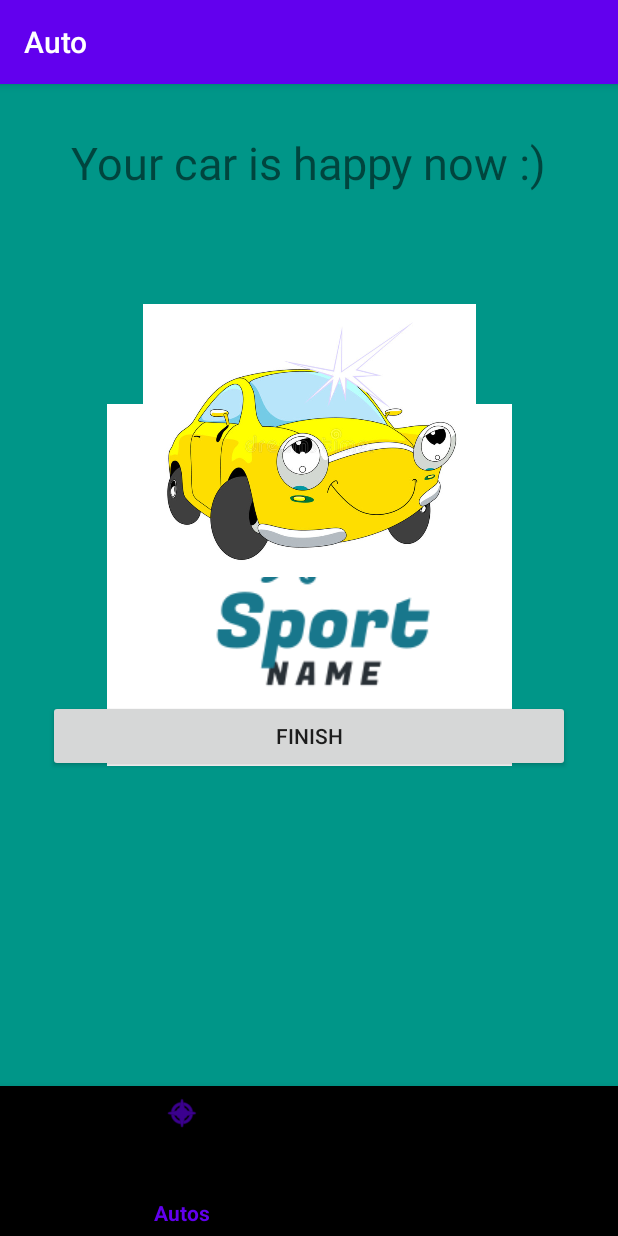
After one commit to eif-courses/Auto, an Android app: the fragment Screen3Fragment placed in its activity, on a phone screen of 412 x 824 dp. The commit adds this screen. Run offline under Robolectric (Android 15) with nearby library versions, the phone set to English and light mode, and no system bars; our stand-ins replace navigation-ui.

Commit message:
Updated code

```diff
--- a/app/build.gradle
+++ b/app/build.gradle
@@ -33,6 +33,7 @@ dependencies {
     implementation 'androidx.navigation:navigation-fragment-ktx:2.3.0'
     implementation 'androidx.navigation:navigation-ui-ktx:2.3.0'
     implementation 'androidx.legacy:legacy-support-v4:1.0.0'
+    implementation 'androidx.viewpager2:viewpager2:1.0.0'
     testImplementation 'junit:junit:4.12'
     androidTestImplementation 'androidx.test.ext:junit:1.1.2'
     androidTestImplementation 'androidx.test.espresso:espresso-core:3.3.0'
--- /dev/null
+++ b/app/src/main/java/eif/viko/lt/auto/onboardingscreen/SplashScreenFragment.kt
@@ -0,0 +1,28 @@
+package eif.viko.lt.auto.onboardingscreen
+import android.content.Context
+import android.os.Bundle
+import android.os.Handler
+import android.view.View
+import androidx.fragment.app.Fragment
+import androidx.navigation.fragment.findNavController
+import eif.viko.lt.auto.R
+
+class SplashScreenFragment : Fragment(R.layout.fragment_splash_screen) {
+    override fun onViewCreated(view: View, savedInstanceState: Bundle?) {
+        super.onViewCreated(view, savedInstanceState)
+        Handler().postDelayed({
+
+            if(onBoarding()){
+                findNavController().navigate(R.id.action_splashScreenFragment_to_homeFragment)
+            }else{
+                findNavController().navigate(R.id.action_splashScreenFragment_to_viewPagerFragment)
+            }
+
+        }, 3000)
+    }
+    private fun onBoarding():Boolean{
+        val sharedPref = requireActivity().getSharedPreferences("onBoarding", Context.MODE_PRIVATE)
+        return sharedPref.getBoolean("Finished3", false)
+    }
+
+}
--- /dev/null
+++ b/app/src/main/java/eif/viko/lt/auto/onboardingscreen/screens/Screen3Fragment.kt
@@ -0,0 +1,28 @@
+package eif.viko.lt.auto.onboardingscreen.screens
+
+import android.content.Context
+import android.os.Bundle
+import androidx.fragment.app.Fragment
+import android.view.LayoutInflater
+import android.view.View
+import android.view.ViewGroup
+import androidx.navigation.fragment.findNavController
+import eif.viko.lt.auto.R
+import kotlinx.android.synthetic.main.fragment_screen2.view.*
+import kotlinx.android.synthetic.main.fragment_screen3.view.*
+
+class Screen3Fragment : Fragment(R.layout.fragment_screen3) {
+    override fun onViewCreated(view: View, savedInstanceState: Bundle?) {
+        super.onViewCreated(view, savedInstanceState)
+        view.screen3_btn.setOnClickListener {
+            findNavController().navigate(R.id.action_viewPagerFragment_to_homeFragment)
+            onBoardingScreen()
+        }
+    }
+    private fun onBoardingScreen(){
+        val sharedPref = requireActivity().getSharedPreferences("onBoarding", Context.MODE_PRIVATE)
+        val editor = sharedPref.edit()
+        editor.putBoolean("Finished3", true)
+        editor.apply()
+    }
+}
--- /dev/null
+++ b/app/src/main/res/layout/fragment_screen3.xml
@@ -0,0 +1,44 @@
+<?xml version="1.0" encoding="utf-8"?>
+<androidx.constraintlayout.widget.ConstraintLayout xmlns:android="http://schemas.android.com/apk/res/android"
+    xmlns:tools="http://schemas.android.com/tools"
+    android:layout_width="match_parent"
+    android:layout_height="match_parent"
+    xmlns:app="http://schemas.android.com/apk/res-auto"
+    tools:context=".onboardingscreen.screens.Screen3Fragment">
+
+    <TextView
+        android:id="@+id/textView"
+        android:layout_width="wrap_content"
+        android:layout_height="wrap_content"
+        android:layout_marginTop="32dp"
+        android:text="@string/screen3"
+        android:textSize="30sp"
+        app:layout_constraintEnd_toEndOf="parent"
+        app:layout_constraintHorizontal_bias="0.5"
+        app:layout_constraintStart_toStartOf="parent"
+        app:layout_constraintTop_toTopOf="parent" />
+
+    <ImageView
+        android:id="@+id/imageView2"
+        android:layout_width="222dp"
+        android:layout_height="282dp"
+        android:layout_marginTop="24dp"
+        android:src="@drawable/screen3"
+        app:layout_constraintEnd_toEndOf="parent"
+        app:layout_constraintHorizontal_bias="0.5"
+        app:layout_constraintStart_toStartOf="parent"
+        app:layout_constraintTop_toBottomOf="@+id/textView" />
+
+    <Button
+        android:id="@+id/screen3_btn"
+        android:layout_width="0dp"
+        android:layout_height="wrap_content"
+        android:layout_marginStart="32dp"
+        android:layout_marginTop="32dp"
+        android:layout_marginEnd="32dp"
+        android:text="@string/finish"
+        app:layout_constraintEnd_toEndOf="parent"
+        app:layout_constraintHorizontal_bias="0.5"
+        app:layout_constraintStart_toStartOf="parent"
+        app:layout_constraintTop_toBottomOf="@+id/imageView2" />
+</androidx.constraintlayout.widget.ConstraintLayout>
--- a/app/src/main/res/navigation/nav_graph.xml
+++ b/app/src/main/res/navigation/nav_graph.xml
@@ -3,7 +3,7 @@
     xmlns:app="http://schemas.android.com/apk/res-auto"
     xmlns:tools="http://schemas.android.com/tools"
     android:id="@+id/nav_graph"
-    app:startDestination="@id/homeFragment">
+    app:startDestination="@id/splashScreenFragment">
 
     <fragment
         android:id="@+id/homeFragment"
@@ -15,4 +15,25 @@
         android:name="eif.viko.lt.auto.Fragments.CreditsFragment"
         android:label="fragment_credits"
         tools:layout="@layout/fragment_credits" />
+    <fragment
+        android:id="@+id/splashScreenFragment"
+        android:name="eif.viko.lt.auto.onboardingscreen.SplashScreenFragment"
+        android:label="fragment_splash_screen"
+        tools:layout="@layout/fragment_splash_screen" >
+        <action
+            android:id="@+id/action_splashScreenFragment_to_homeFragment"
+            app:destination="@id/homeFragment" />
+        <action
+            android:id="@+id/action_splashScreenFragment_to_viewPagerFragment"
+            app:destination="@id/viewPagerFragment" />
+    </fragment>
+    <fragment
+        android:id="@+id/viewPagerFragment"
+        android:name="eif.viko.lt.auto.onboardingscreen.ViewPagerFragment"
+        android:label="fragment_view_pager"
+        tools:layout="@layout/fragment_view_pager" >
+        <action
+            android:id="@+id/action_viewPagerFragment_to_homeFragment"
+            app:destination="@id/homeFragment" />
+    </fragment>
 </navigation>
--- a/app/src/main/res/values/strings.xml
+++ b/app/src/main/res/values/strings.xml
@@ -2,6 +2,11 @@
     <string name="app_name">Auto</string>
     <!-- TODO: Remove or change this placeholder text -->
     <string name="hello_blank_fragment">Hello blank fragment</string>
-    <string name="auto">Automobiliai</string>
+    <string name="auto">Autos</string>
     <string name="credits">Credits</string>
+    <string name="screen1">Free Petrol for your car!</string>
+    <string name="next">Next</string>
+    <string name="screen2">Wash your car!</string>
+    <string name="screen3">Your car is happy now :)</string>
+    <string name="finish">Finish</string>
 </resources>
```
Also changed, not shown: app/src/main/java/eif/viko/lt/auto/onboardingscreen/ViewPagerAdapter.kt (added, +18 -0 lines), app/src/main/java/eif/viko/lt/auto/onboardingscreen/ViewPagerFragment.kt (added, +31 -0 lines), app/src/main/java/eif/viko/lt/auto/onboardingscreen/screens/Screen1Fragment.kt (added, +21 -0 lines), app/src/main/java/eif/viko/lt/auto/onboardingscreen/screens/Screen2Fragment.kt (added, +25 -0 lines), app/src/main/res/layout/fragment_screen1.xml (added, +44 -0 lines), app/src/main/res/layout/fragment_screen2.xml (added, +45 -0 lines), app/src/main/res/layout/fragment_splash_screen.xml (added, +20 -0 lines), app/src/main/res/layout/fragment_view_pager.xml (added, +18 -0 lines), app/src/main/res/drawable/logo.png (added), app/src/main/res/drawable/screen1.png (added), app/src/main/res/drawable/screen2.jpg (added), app/src/main/res/drawable/screen3.jpg (added), 1 other file.
